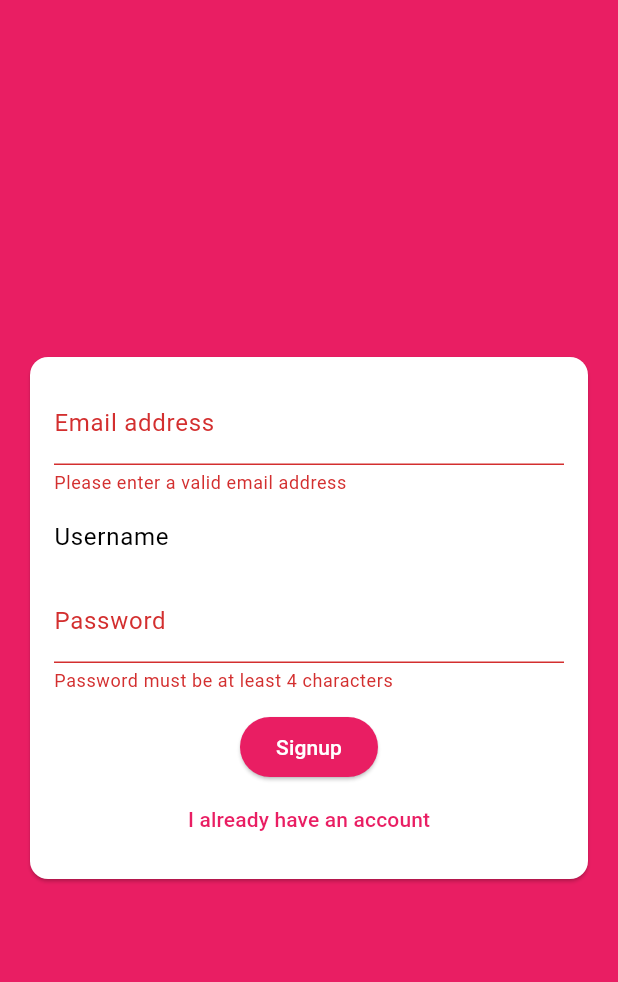
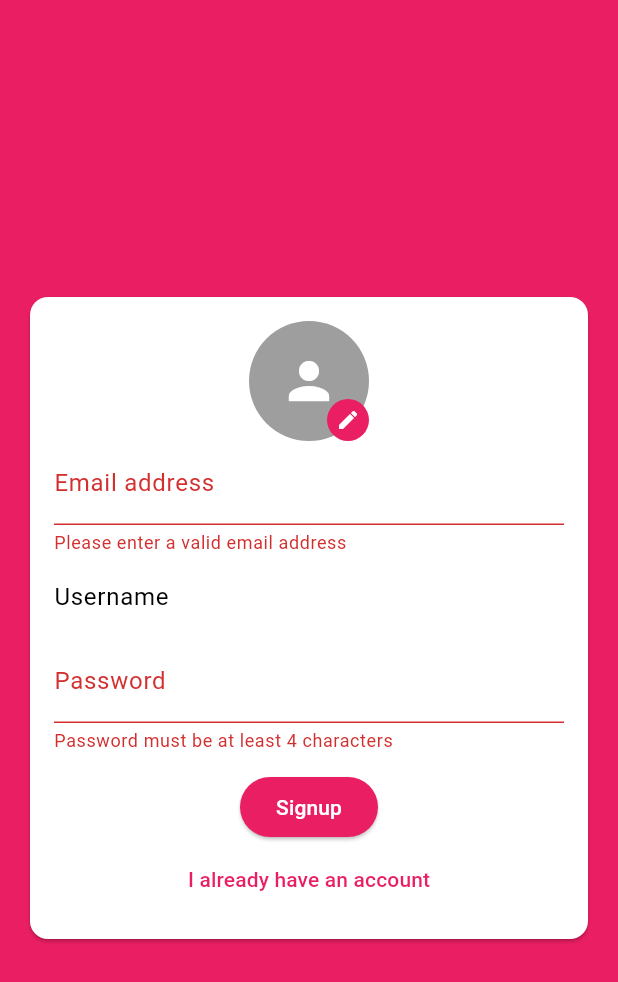
Before and after one commit to kikispark/chat_app_flutter, a Flutter app: the screen it shows after launch, after a tap on "Login", after a tap on "Create new account", on a phone screen of 412 x 824 dp. Shown: the top 982 px of the screen. Run offline on Flutter 3.47's test engine with Material 3 defaults, Android fonts, the phone set to English and light mode, and no system bars; our stand-ins replace cloud_firestore, firebase_auth, firebase_core, image_picker; accounts and stored records are empty.

Commit message:
implement user imagepicker

```diff
--- /dev/null
+++ b/lib/pickers/user_image_picker.dart
@@ -0,0 +1,54 @@
+import 'dart:io';
+
+import 'package:flutter/material.dart';
+import 'package:image_picker/image_picker.dart';
+
+class UserImagePicker extends StatefulWidget {
+  const UserImagePicker({super.key});
+
+  @override
+  State<UserImagePicker> createState() => _UserImagePickerState();
+}
+
+class _UserImagePickerState extends State<UserImagePicker> {
+  File? _pickedImage;
+
+  void _pickImage() async {
+    final pickedImageFile = await ImagePicker().pickImage(
+      source: ImageSource.camera,
+    );
+    setState(() {
+      _pickedImage = File(pickedImageFile!.path); // convert XFile → File
+    });
+  }
+
+  @override
+  Widget build(BuildContext context) {
+    return Stack(
+      children: [
+        CircleAvatar(
+          radius: 40,
+          backgroundColor: Colors.grey,
+          backgroundImage: _pickedImage != null
+              ? FileImage(_pickedImage!)
+              : null,
+          child: _pickedImage == null
+              ? const Icon(Icons.person, size: 40, color: Colors.white)
+              : null,
+        ),
+        Positioned(
+          bottom: 0,
+          right: 0,
+          child: InkWell(
+            onTap: _pickImage,
+            child: CircleAvatar(
+              radius: 14,
+              backgroundColor: Theme.of(context).colorScheme.primary,
+              child: const Icon(Icons.edit, size: 16, color: Colors.white),
+            ),
+          ),
+        ),
+      ],
+    );
+  }
+}
--- a/lib/widgets/auth/auth_form.dart
+++ b/lib/widgets/auth/auth_form.dart
@@ -1,4 +1,5 @@
 // widgets/auth/auth_form.dart
+import 'package:chat_app/pickers/user_image_picker.dart';
 import 'package:flutter/material.dart';
 
 class AuthForm extends StatefulWidget {
@@ -20,7 +21,7 @@ class AuthForm extends StatefulWidget {
 
 class _AuthFormState extends State<AuthForm> {
   final _formKey = GlobalKey<FormState>();
-  var isLogin = true;
+  var _isLogin = true;
   String _userEmail = '';
   String _userName = '';
   String _userPassword = '';
@@ -35,7 +36,7 @@ class _AuthFormState extends State<AuthForm> {
         _userEmail.trim(),
         _userPassword.trim(),
         _userName.trim(),
-        isLogin,
+        _isLogin,
         context,
       );
     }
@@ -56,12 +57,15 @@ class _AuthFormState extends State<AuthForm> {
               child: Column(
                 mainAxisSize: MainAxisSize.min,
                 children: [
+                  if (!_isLogin) UserImagePicker(),
+
                   TextFormField(
                     key: const ValueKey('email'),
                     validator: (value) {
                       if (value!.isEmpty || !value.contains('@')) {
                         return 'Please enter a valid email address';
                       }
+
                       return null;
                     },
                     keyboardType: TextInputType.emailAddress,
@@ -70,7 +74,7 @@ class _AuthFormState extends State<AuthForm> {
                     ),
                     onSaved: (value) => _userEmail = value!,
                   ),
-                  if (!isLogin)
+                  if (!_isLogin)
                     TextFormField(
                       key: const ValueKey('username'),
                       validator: (value) {
@@ -110,17 +114,17 @@ class _AuthFormState extends State<AuthForm> {
                         Text(
                           isLoading
                               ? 'Processing...'
-                              : (isLogin ? 'Login' : 'Signup'),
+                              : (_isLogin ? 'Login' : 'Signup'),
                         ),
                       ],
                     ),
                   ),
                   TextButton(
                     onPressed: () {
-                      setState(() => isLogin = !isLogin);
+                      setState(() => _isLogin = !_isLogin);
                     },
                     child: Text(
-                      isLogin
+                      _isLogin
                           ? 'Create new account'
                           : 'I already have an account',
                     ),
--- a/lib/widgets/chat/messages.dart
+++ b/lib/widgets/chat/messages.dart
@@ -30,7 +30,7 @@ class Messages extends StatelessWidget {
           itemBuilder: (ctx, index) => MessageBubble(
             (chatDocs[index]['text']),
             chatDocs[index]['userId'] == user!.uid,
-            chatDocs[index]['userId'],
+            chatDocs[index]['username'],
             key: ValueKey(chatDocs[index].id),
           ),
         );
--- a/pubspec.yaml
+++ b/pubspec.yaml
@@ -37,7 +37,8 @@ dependencies:
   cloud_firestore: ^6.0.1
   firebase_core: ^4.1.0
   firebase_auth: ^6.1.0
-
+  image_picker: ^1.2.0
+  firebase_storage: ^13.0.2
 
 dev_dependencies:
   flutter_test:
```
Also changed, not shown: lib/widgets/chat/message_bubble.dart (+5 -15 lines), lib/widgets/chat/new_message.dart (+6 -3 lines), pubspec.lock, 6 other files.
